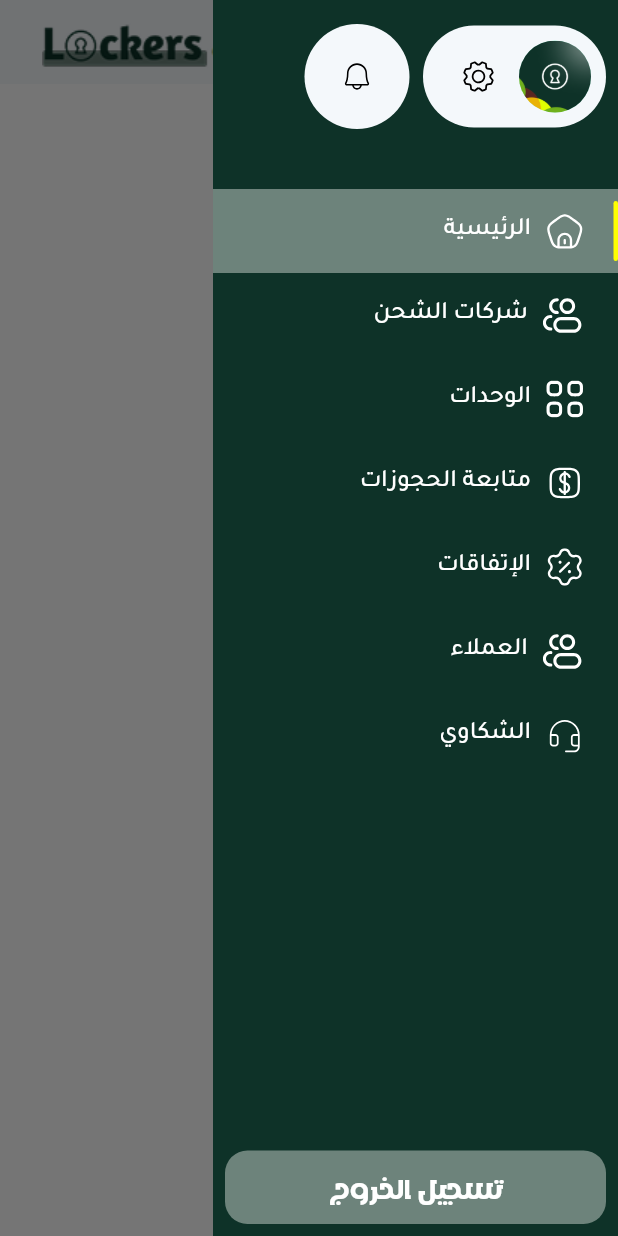
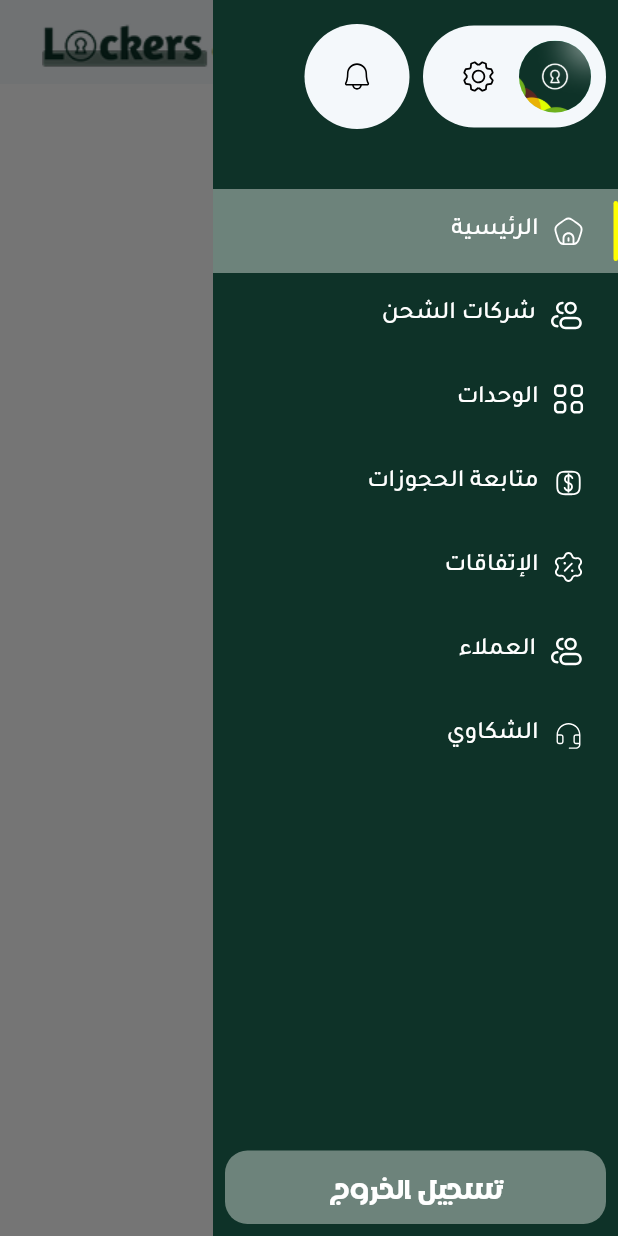
Before and after one commit to Mahmoud-Adel-Ali/Lockers_Admin_Dashboard, a Flutter app: the AdminDashboardView screen opened by its route, with the side drawer open, on a phone screen of 412 x 824 dp. Run offline on Flutter 3.47's test engine with Material 3 defaults, Android fonts, the phone set to English and light mode, and no system bars; our stand-ins replace awesome_dialog, flutter_svg, lottie, modal_progress_hud_nsn, pinput; missing offline and left inert: bitsdojo_window.

Commit message:
Some Refactors

```diff
--- a/lib/features/dashboard/presentation/views/widgets/custom_drawer_item.dart
+++ b/lib/features/dashboard/presentation/views/widgets/custom_drawer_item.dart
@@ -37,7 +37,7 @@ class CustomDrawerItem extends StatelessWidget {
               ),
             ),
             SizedBox(),
-            SvgPicture.asset(item.activeIcon, height: 25),
+            SvgPicture.asset(item.activeIcon, height: 20),
             Expanded(
               child: Text(
                 item.title,
```
